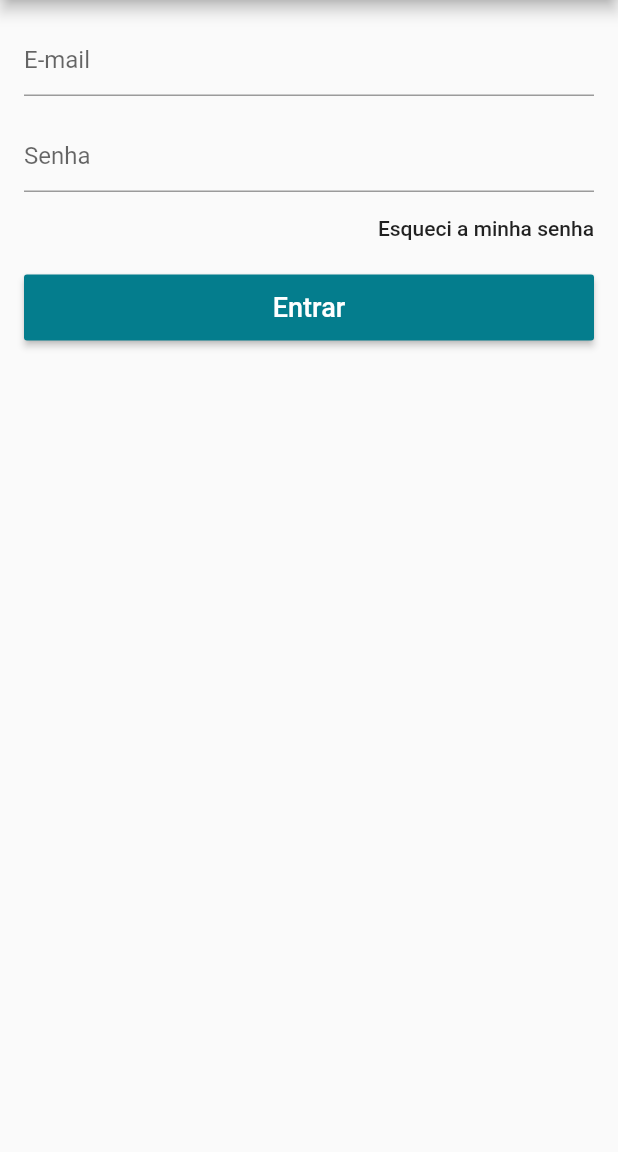
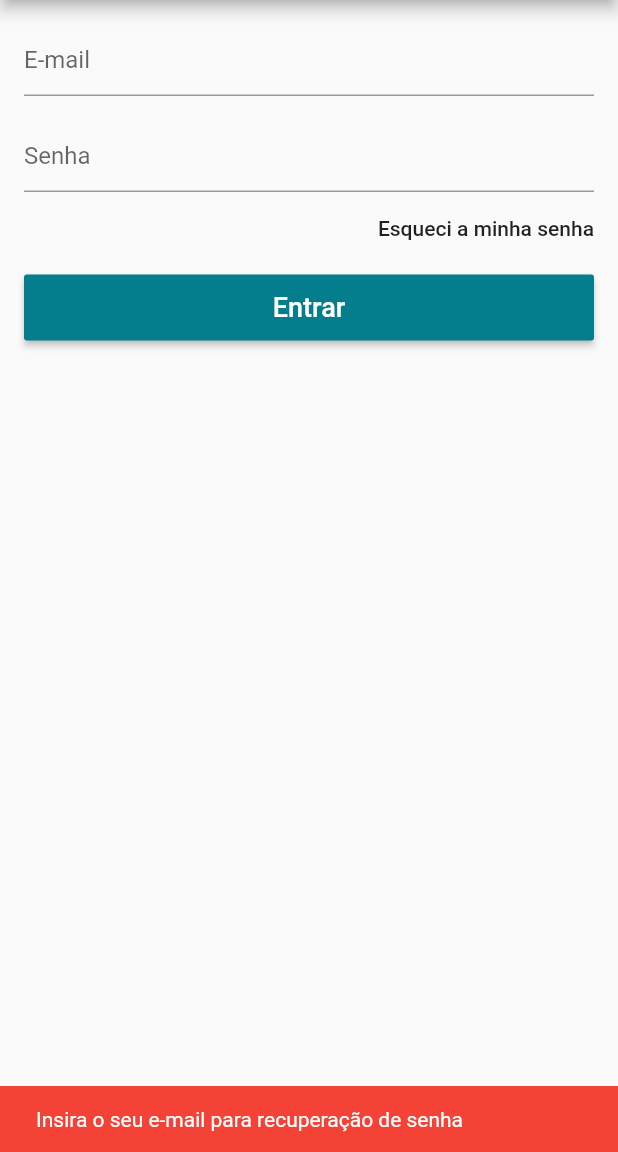
Before and after one commit to iurylemos/lojavirtual-flutter, a Flutter app: the LoginScreen screen opened directly, after a tap on "Esqueci a minha senha", on a phone screen of 412 x 824 dp, the part 84-1236 px from its top. Run offline on Flutter 3.47's test engine with Material 2 defaults, Android fonts, the phone set to English and light mode, and no system bars; our stand-ins replace carousel_pro, cloud_firestore, firebase_auth, transparent_image; accounts and stored records are empty.

Commit message:
Botão recuperar senha, e criando a função

```diff
--- a/lib/screens/login_screen.dart
+++ b/lib/screens/login_screen.dart
@@ -3,17 +3,34 @@ import 'package:loja_virtual/models/user_model.dart';
 import 'package:loja_virtual/screens/cadastro_screen.dart';
 import 'package:scoped_model/scoped_model.dart';
 
-class LoginScreen extends StatelessWidget {
+class LoginScreen extends StatefulWidget {
+  @override
+  _LoginScreenState createState() => _LoginScreenState();
+}
+
+class _LoginScreenState extends State<LoginScreen> {
+  //Definindo os controlladores.
+  final _emailController = TextEditingController();
+  final _senhaController = TextEditingController();
 
   //Para acionar os validadores e quero acessar o formulário
   //Vou utilizar uma variavel global
   //Para utilizar o validate, e acessar o Sistema.
   final _formKey = GlobalKey<FormState>();
 
+  /*
+   * Criando uma chave para que quando o usuário fizer o login
+   * Ele apresente uma barra abaixo dizendo que o login ocorreu com sucesso.
+   *
+   * Para acessar a essa barra, preciso acessar o Scaffold
+   *
+   */
+  final _scaffoldKey = GlobalKey<ScaffoldState>();
 
   @override
   Widget build(BuildContext context) {
     return Scaffold(
+      key: _scaffoldKey,
         appBar: AppBar(
           title: Text("Entrar"),
           centerTitle: true,
@@ -22,9 +39,7 @@ class LoginScreen extends StatelessWidget {
             FlatButton(
               child: Text(
                 "CRIAR CONTA",
-              style: TextStyle(
-                fontSize: 15.0
-              ),
+                style: TextStyle(fontSize: 15.0),
               ),
               textColor: Colors.white,
               onPressed: () {
@@ -36,8 +51,7 @@ class LoginScreen extends StatelessWidget {
                  * que é o PUSH
                  */
                 Navigator.of(context).pushReplacement(
-                MaterialPageRoute(builder: (context) => CadastroScreen())
-              );
+                    MaterialPageRoute(builder: (context) => CadastroScreen()));
               },
             )
           ],
@@ -60,8 +74,10 @@ class LoginScreen extends StatelessWidget {
          */
         body: ScopedModelDescendant<UserModel>(
           builder: (context, child, model) {
-            if(model.estaCarregando) {
-              return Center(child: CircularProgressIndicator(),);
+            if (model.estaCarregando) {
+              return Center(
+                child: CircularProgressIndicator(),
+              );
             }
             return Form(
                 key: _formKey,
@@ -69,45 +85,79 @@ class LoginScreen extends StatelessWidget {
                   padding: EdgeInsets.all(16.0),
                   children: <Widget>[
                     TextFormField(
-                      decoration: InputDecoration(
-                          hintText: "E-mail"
-                      ),
+                      controller: _emailController,
+                      decoration: InputDecoration(hintText: "E-mail"),
                       keyboardType: TextInputType.emailAddress,
                       //Validação do campo email
                       validator: (text) {
                         //Se o texto estiver vázio ou se não contem o arroba
-                        if(text.isEmpty || !text.contains("@")) return "E-mail invalido!";
+                        if (text.isEmpty || !text.contains("@"))
+                          return "E-mail invalido!";
                       },
                     ),
-                    SizedBox(height: 16.0,),
+                    SizedBox(
+                      height: 16.0,
+                    ),
                     TextFormField(
-                      decoration: InputDecoration(
-                          hintText: "Senha"
-                      ),
+                      controller: _senhaController,
+                      decoration: InputDecoration(hintText: "Senha"),
                       //Quero que a senha fique obscura, ou seja não veja a senha
                       obscureText: true,
                       validator: (text) {
                         //Se o texto estiver vázio ou se tem menor do que 6 caracteres
-                        if(text.isEmpty || text.length < 6) return "Senha invalida!";
+                        if (text.isEmpty || text.length < 6)
+                          return "Senha invalida!";
                       },
                     ),
                     //Botão de esqueci a senha, quero alinhar do lado esquerdo
                     Align(
                       alignment: Alignment.centerRight,
                       child: FlatButton(
-                        onPressed: () {},
-                        child: Text("Esqueci a minha senha",
+                        /*
+                          Ao fazer o login, o firebase já envia um e-mail
+                          Para o email a qual foi realizar o cadastro
+                          Com o link para redefinição de senha
+                        */
+                        onPressed: () {
+                          //Verificar se o e-mail controller está vázio.
+                          if(_emailController.text.isEmpty) {
+                            //Se estiver vázio vou exibir uma mensagem
+                            //Para avisar que está vázio.
+                            //Copiei do onFailed pois já estava criado
+                            _scaffoldKey.currentState.showSnackBar(
+                              SnackBar(content: Text("Insira o seu e-mail para recuperação de senha"),
+                                backgroundColor: Colors.red,
+                                duration: Duration(seconds: 3),
+                              ),
+                            );
+                          }else {
+                            //Chamando o função que está lá no usermodel
+                            model.resetarSenha(_emailController.text);
+                            //Caso o e-mail esteja preenchido, vou exbir outra mensagem.
+                            _scaffoldKey.currentState.showSnackBar(
+                              SnackBar(content: Text("Confira seu e-mail"),
+                                backgroundColor: Theme.of(context).primaryColor,
+                                duration: Duration(seconds: 3),
+                              ),
+                            );
+                          }
+                        },
+                        child: Text(
+                          "Esqueci a minha senha",
                           textAlign: TextAlign.right,
                         ),
                         //Retirando o espaço do botão lá no final em branco.
                         padding: EdgeInsets.zero,
                       ),
                     ),
-                    SizedBox(height: 7.0,),
+                    SizedBox(
+                      height: 7.0,
+                    ),
                     SizedBox(
                       height: 44.0,
                       child: RaisedButton(
-                        child: Text("Entrar",
+                        child: Text(
+                          "Entrar",
                           style: TextStyle(
                             fontSize: 18.0,
                           ),
@@ -116,19 +166,35 @@ class LoginScreen extends StatelessWidget {
                         color: Theme.of(context).primaryColor,
                         onPressed: () {
                           //Se for válido ele entra aqui.
-                          if(_formKey.currentState.validate()) {
+                          if (_formKey.currentState.validate()) {}
 
-                          }
-
-                          model.login();
+                          model.login(
+                              email: _emailController.text,
+                              senha: _senhaController.text,
+                              onSucess: _onSucess,
+                              onFailed: _onFailed);
                         },
                       ),
                     )
                   ],
-                )
-            );
+                ));
           },
-      )
+        ));
+  }
+
+  //Função de login com sucesso
+  void _onSucess() {
+    //Simplesmente vai mostrar para a pagina anterior e mostrar que está logado.
+    Navigator.of(context).pop();
+  }
+
+  //Função de falha no login
+  void _onFailed() {
+    _scaffoldKey.currentState.showSnackBar(
+      SnackBar(content: Text("Falha ao entrar!"),
+        backgroundColor: Colors.red,
+        duration: Duration(seconds: 3),
+      ),
     );
   }
 }
```
Also changed, not shown: lib/models/user_model.dart (+70 -9 lines), pubspec.lock. Lines whose indentation alone changed are shown as unchanged.
